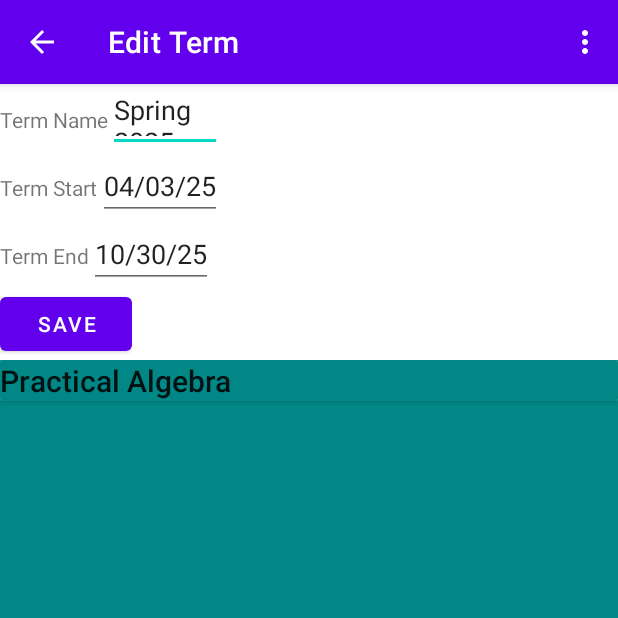
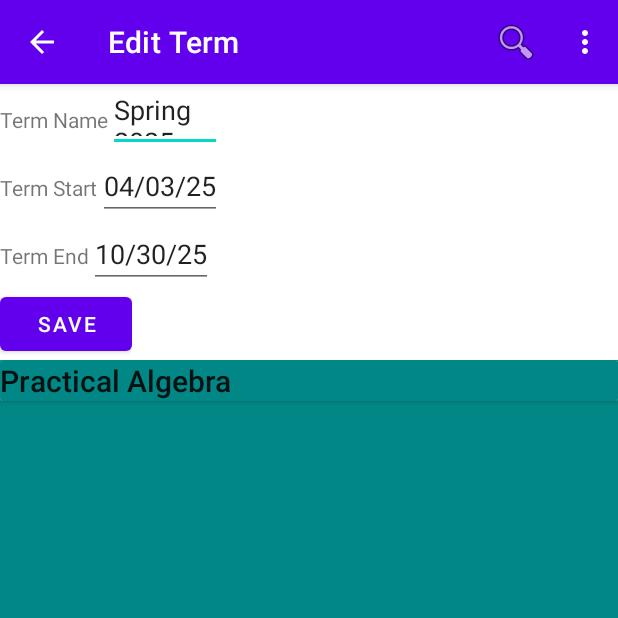
Before and after one commit to Parrotastic/LevelUp_Gaming_College_Scheduler, an Android app: the TermActivity screen opened directly, with no data from a screen before it, after a tap on "Spring 2025", on a phone screen of 412 x 824 dp, the top half of it. Run offline under Robolectric (Android 15) with nearby library versions, the light colour scheme and no system bars; our stand-ins replace Room's generated code; 2 other taps on this screen came first.

Commit message:
Added search to app bar in TermEdit.java.

```diff
--- a/app/src/main/java/com/lukavalentine/databaseapp/UI/MainActivity.java
+++ b/app/src/main/java/com/lukavalentine/databaseapp/UI/MainActivity.java
@@ -25,9 +25,7 @@ public class MainActivity extends AppCompatActivity {
 
 
 
-//        repository.deleteAllAssessments();
-//        repository.deleteAllCourses();
-//        repository.deleteAllTerms();
+
 
 
 
--- a/app/src/main/java/com/lukavalentine/databaseapp/UI/TermActivity.java
+++ b/app/src/main/java/com/lukavalentine/databaseapp/UI/TermActivity.java
@@ -1,5 +1,7 @@
 package com.lukavalentine.databaseapp.UI;
 
+import android.app.SearchManager;
+import android.content.Context;
 import android.content.Intent;
 import android.os.Bundle;
 import android.view.Menu;
@@ -11,6 +13,8 @@ import android.widget.Toast;
 import androidx.annotation.NonNull;
 import androidx.annotation.Nullable;
 import androidx.appcompat.app.AppCompatActivity;
+import androidx.appcompat.widget.SearchView;
+import androidx.core.view.MenuItemCompat;
 import androidx.recyclerview.widget.ItemTouchHelper;
 import androidx.recyclerview.widget.LinearLayoutManager;
 import androidx.recyclerview.widget.RecyclerView;
@@ -51,7 +55,14 @@ public class TermActivity extends AppCompatActivity {
     }
 
 
+    @Override
+    public boolean onCreateOptionsMenu(Menu menu) {
+        MenuInflater inflater = getMenuInflater();
+        inflater.inflate(R.menu.term_menu, menu);
 
 
 
+
+    return true;
+    }
 }
--- a/app/src/main/java/com/lukavalentine/databaseapp/UI/TermEdit.java
+++ b/app/src/main/java/com/lukavalentine/databaseapp/UI/TermEdit.java
@@ -1,5 +1,7 @@
 package com.lukavalentine.databaseapp.UI;
 
+import android.app.SearchManager;
+import android.content.Context;
 import android.content.Intent;
 import android.os.Bundle;
 import android.view.Menu;
@@ -12,6 +14,7 @@ import android.widget.Toast;
 import androidx.annotation.NonNull;
 import androidx.annotation.Nullable;
 import androidx.appcompat.app.AppCompatActivity;
+import androidx.appcompat.widget.SearchView;
 import androidx.recyclerview.widget.LinearLayoutManager;
 import androidx.recyclerview.widget.RecyclerView;
 
@@ -137,6 +140,12 @@ public class TermEdit extends AppCompatActivity {
     public boolean onCreateOptionsMenu(Menu menu) {
         MenuInflater menuInflater = getMenuInflater();
         menuInflater.inflate(R.menu.term_menu, menu);
+
+        SearchManager searchManager = (SearchManager) getSystemService(Context.SEARCH_SERVICE);
+        SearchView searchView = (SearchView) menu.findItem(R.id.search_term).getActionView();
+
+        searchView.setSearchableInfo(searchManager.getSearchableInfo(getComponentName()));
+        searchView.setIconifiedByDefault(false);
         return true;
 
     }
--- a/app/src/main/java/com/lukavalentine/databaseapp/UI/UserLogin.java
+++ b/app/src/main/java/com/lukavalentine/databaseapp/UI/UserLogin.java
@@ -1,4 +1,5 @@
 package com.lukavalentine.databaseapp.UI;
 
 public class UserLogin {
+
 }
--- a/app/src/main/res/menu/term_menu.xml
+++ b/app/src/main/res/menu/term_menu.xml
@@ -6,6 +6,13 @@
         android:title="Delete Term"
         app:showAsAction="never"
         />
+
+    <item
+        android:id="@+id/search_term"
+        android:title="Search..."
+        android:icon="@android:drawable/ic_menu_search"
+        app:showAsAction="ifRoom|collapseActionView"
+        app:actionViewClass="androidx.appcompat.widget.SearchView" />
 
 <!--    <item-->
 <!--        android:id="@+id/share_term"-->
--- a/build.gradle
+++ b/build.gradle
@@ -5,7 +5,7 @@ buildscript {
         mavenCentral()
     }
     dependencies {
-        classpath 'com.android.tools.build:gradle:7.1.1'
+        classpath 'com.android.tools.build:gradle:7.1.2'
 
         // NOTE: Do not place your application dependencies here; they belong
         // in the individual module build.gradle files
```
